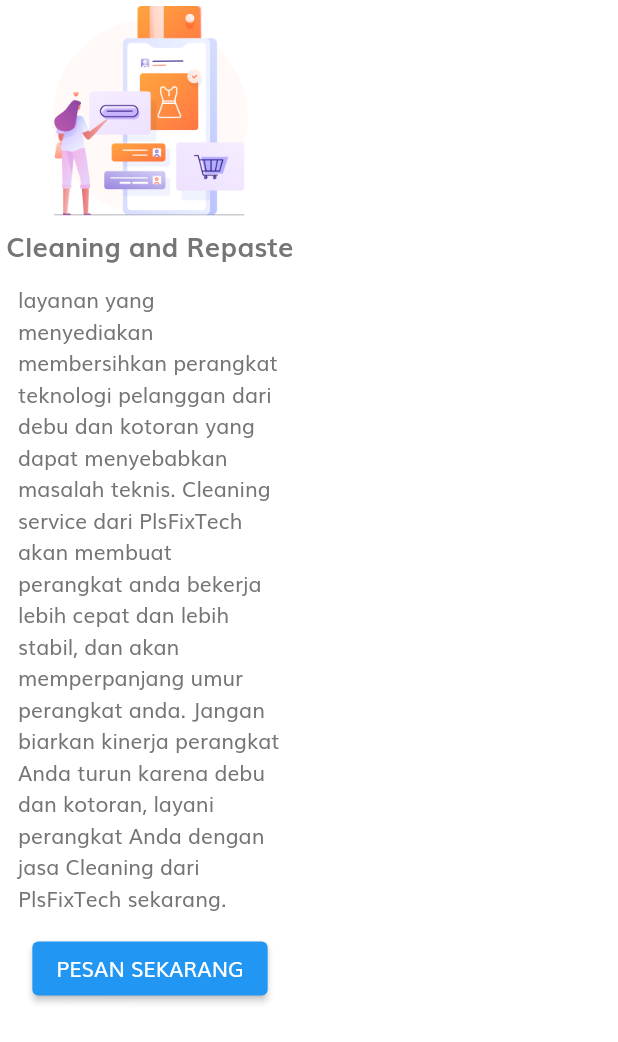
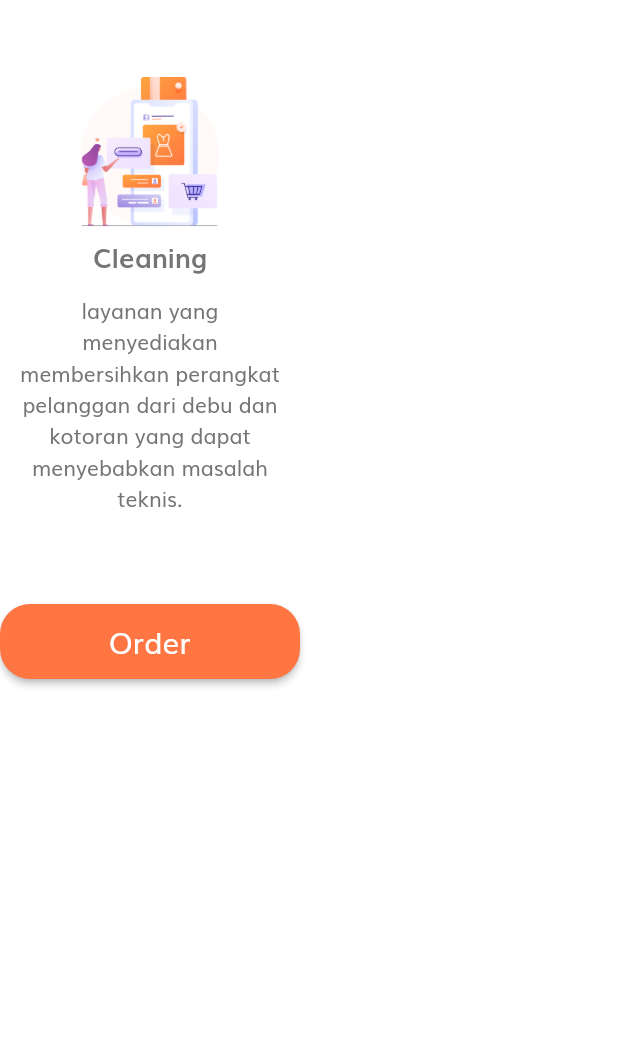
Before and after one commit to Angger-Raka/PlsFixTech, a Flutter app: the Product widget shown alone on an empty page, opened directly, on a phone screen of 412 x 824 dp. Shown: the top 1042 px of the screen. Run offline on Flutter 3.47's test engine with Material 2 defaults, Android fonts, the phone set to English and light mode, and no system bars; our stand-ins replace carousel_slider, cloud_firestore, firebase_auth, firebase_core, firebase_database, firebase_storage and 4 more; accounts and stored records are empty; network calls fail.

Commit message:
decoration home Our Services

```diff
--- a/lib/helper/chatting_firebase.dart
+++ b/lib/helper/chatting_firebase.dart
@@ -163,7 +163,7 @@
   static void createUserProfile(
     String firstName,
     String lastName,
-    String phone,
+    int phone,
     String address,
   ) {
     final FirebaseAuth auth = FirebaseAuth.instance;
--- a/lib/screens/home/components/product.dart
+++ b/lib/screens/home/components/product.dart
@@ -1,6 +1,8 @@
 import 'package:carousel_slider/carousel_slider.dart';
 import 'package:firebase_chatting/screens/product_form/product_form_screen.dart';
 import 'package:flutter/material.dart';
+
+import '../../../models/components/default_button.dart';
 
 class Product extends StatelessWidget {
   const Product({
@@ -24,8 +26,9 @@
           width: 200,
           height: 500,
           child: Column(
-            mainAxisAlignment: MainAxisAlignment.center,
+            mainAxisAlignment: MainAxisAlignment.spaceBetween,
             children: [
+              Spacer(),
               Padding(
                 padding: const EdgeInsets.all(4.0),
                 child: image,
@@ -40,14 +43,22 @@
               ),
               Padding(
                 padding: const EdgeInsets.all(12.0),
-                child: Center(child: Text(discription)),
+                child: Center(
+                  child: Text(discription, textAlign: TextAlign.center),
+                ),
               ),
-              ElevatedButton(
-                onPressed: () {
-                  Navigator.pushNamed(context, nameRoute);
-                },
-                child: const Text("PESAN SEKARANG"),
+              Spacer(),
+              Container(
+                height: 50,
+                width: 200,
+                child: DefaultButton(
+                  text: "Order",
+                  press: () {
+                    Navigator.pushNamed(context, nameRoute);
+                  },
+                ),
               ),
+              Spacer()
             ],
           )),
     );
@@ -66,41 +77,41 @@
   Product(
     image: Image.asset(
       'assets/images/splash_1.png',
-      width: 130,
+      height: 100,
     ),
-    name: "Cleaning and Repaste",
+    name: "Cleaning",
     discription:
-        "layanan yang menyediakan membersihkan perangkat teknologi pelanggan dari debu dan kotoran yang dapat menyebabkan masalah teknis. Cleaning service dari PlsFixTech akan membuat perangkat anda bekerja lebih cepat dan lebih stabil, dan akan memperpanjang umur perangkat anda. Jangan biarkan kinerja perangkat Anda turun karena debu dan kotoran, layani perangkat Anda dengan jasa Cleaning dari PlsFixTech sekarang.",
+        "layanan yang menyediakan membersihkan perangkat pelanggan dari debu dan kotoran yang dapat menyebabkan masalah teknis.",
     nameRoute: ProductFormScreen.routeName,
   ),
   Product(
     image: Image.asset(
       'assets/images/splash_2.png',
-      width: 130,
+      height: 100,
     ),
     name: "Repair",
     discription:
-        "layanan yang menyediakan perbaikan pada perangkat teknologi pelanggan yang rusak atau tidak berfungsi dengan baik. Kami menyediakan perbaikan pada perangkat keras seperti motherboard, hard drive, atau komponen lainnya, serta perbaikan pada perangkat lunak seperti sistem operasi, driver, dan perangkat lunak aplikasi.",
+        "layanan yang menyediakan perbaikan pada perangkat pelanggan yang rusak atau tidak berfungsi dengan baik.",
     nameRoute: ProductFormScreen.routeName,
   ),
   Product(
     image: Image.asset(
       'assets/images/splash_3.png',
-      width: 130,
+      height: 100,
     ),
     name: "Upgrade",
     discription:
-        "layanan yang menyediakan upgrade perangkat keras seperti menambahkan memory, mengganti hard drive, atau meng-upgrade komponen lainnya pada perangkat teknologi pelanggan. Layanan ini dapat membantu perangkat Anda untuk bekerja lebih cepat dan lebih baik, serta dapat meningkatkan kapasitas penyimpanan dan kinerja dari perangkat Anda.",
+        "layanan yang menyediakan upgrade perangkat keras seperti menambahkan memory, hard drive, atau meng-upgrade komponen lainnya pada perangkat.",
     nameRoute: ProductFormScreen.routeName,
   ),
   Product(
     image: Image.asset(
       'assets/images/splash_2.png',
-      width: 130,
+      height: 100,
     ),
     name: "Trade-in",
     discription:
-        "layanan yang memungkinkan pelanggan untuk menukar perangkat lama mereka dengan perangkat baru. Pelanggan dapat mengirimkan perangkat lama mereka ke kami dan kami akan memberikan harga tukar tambah yang sesuai.",
+        "layanan yang memungkinkan pelanggan untuk menukar perangkat lama mereka dengan perangkat baru.",
     nameRoute: ProductFormScreen.routeName,
   ),
 ];
```
Also changed, not shown: lib/screens/validation_email/components/body.dart (+13 -41 lines).
